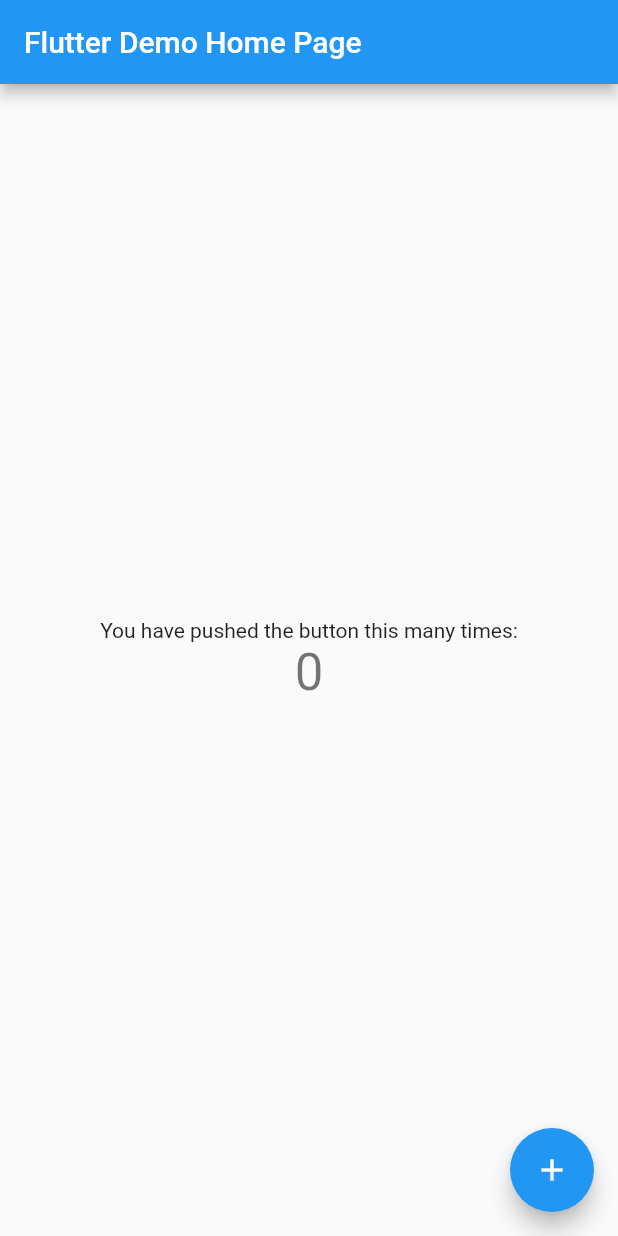
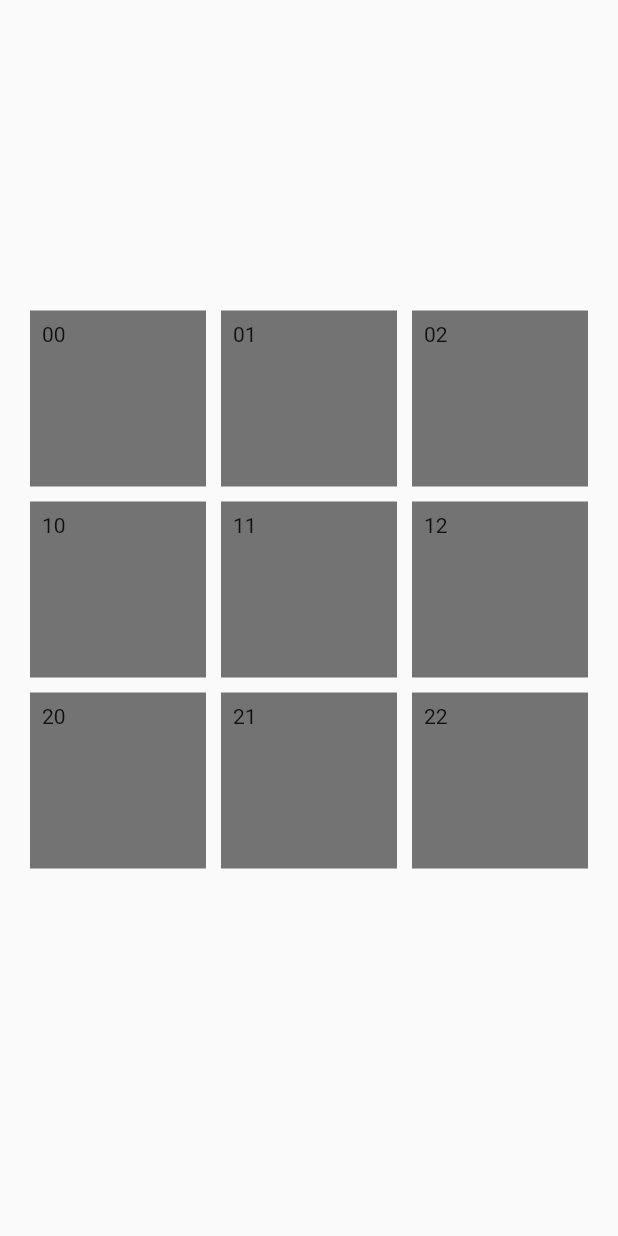
Before and after one commit to KOOKIIEStudios/noughts_and_crosses, a Flutter app: the screen it shows after launch, on a phone screen of 412 x 824 dp. Run offline on Flutter 3.47's test engine with Material 2 defaults, Android fonts, the light colour scheme and no system bars; our stand-ins replace logger.

Commit message:
FEAT: Initialise placeholder GUI

```diff
--- /dev/null
+++ b/noughts_and_crosses/lib/app.dart
@@ -0,0 +1,36 @@
+// App: the main structure that encloses everything.
+// Standard libraries
+import 'package:flutter/material.dart';
+// External Libraries
+import 'package:logger/logger.dart';
+// Internal
+import 'screens/home.dart';
+
+var logger = Logger(
+    printer: PrettyPrinter()
+);
+
+class App extends StatelessWidget{
+  @override
+  Widget build(BuildContext context) {
+    logger.i("Now fetching the home screen...");
+    // Placing this high up to allow addition of status bars
+    // and other features in the future
+    return MaterialApp(
+      title: 'Flutter Demo',
+      theme: ThemeData(
+        // This is the theme of your application.
+        //
+        // Try running your application with "flutter run". You'll see the
+        // application has a blue toolbar. Then, without quitting the app, try
+        // changing the primarySwatch below to Colors.green and then invoke
+        // "hot reload" (press "r" in the console where you ran "flutter run",
+        // or simply save your changes to "hot reload" in a Flutter IDE).
+        // Notice that the counter didn't reset back to zero; the application
+        // is not restarted.
+        primarySwatch: Colors.blue,
+      ),
+      home: Home(),
+    );
+  }
+}
--- a/noughts_and_crosses/lib/main.dart
+++ b/noughts_and_crosses/lib/main.dart
@@ -1,113 +1,4 @@
 import 'package:flutter/material.dart';
+import 'app.dart';
 
-void main() {
-  runApp(MyApp());
-}
-
-class MyApp extends StatelessWidget {
-  // This widget is the root of your application.
-  @override
-  Widget build(BuildContext context) {
-    return MaterialApp(
-      title: 'Flutter Demo',
-      theme: ThemeData(
-        // This is the theme of your application.
-        //
-        // Try running your application with "flutter run". You'll see the
-        // application has a blue toolbar. Then, without quitting the app, try
-        // changing the primarySwatch below to Colors.green and then invoke
-        // "hot reload" (press "r" in the console where you ran "flutter run",
-        // or simply save your changes to "hot reload" in a Flutter IDE).
-        // Notice that the counter didn't reset back to zero; the application
-        // is not restarted.
-        primarySwatch: Colors.blue,
-      ),
-      home: MyHomePage(title: 'Flutter Demo Home Page'),
-    );
-  }
-}
-
-class MyHomePage extends StatefulWidget {
-  MyHomePage({Key key, this.title}) : super(key: key);
-
-  // This widget is the home page of your application. It is stateful, meaning
-  // that it has a State object (defined below) that contains fields that affect
-  // how it looks.
-
-  // This class is the configuration for the state. It holds the values (in this
-  // case the title) provided by the parent (in this case the App widget) and
-  // used by the build method of the State. Fields in a Widget subclass are
-  // always marked "final".
-
-  final String title;
-
-  @override
-  _MyHomePageState createState() => _MyHomePageState();
-}
-
-class _MyHomePageState extends State<MyHomePage> {
-  int _counter = 0;
-
-  void _incrementCounter() {
-    setState(() {
-      // This call to setState tells the Flutter framework that something has
-      // changed in this State, which causes it to rerun the build method below
-      // so that the display can reflect the updated values. If we changed
-      // _counter without calling setState(), then the build method would not be
-      // called again, and so nothing would appear to happen.
-      _counter++;
-    });
-  }
-
-  @override
-  Widget build(BuildContext context) {
-    // This method is rerun every time setState is called, for instance as done
-    // by the _incrementCounter method above.
-    //
-    // The Flutter framework has been optimized to make rerunning build methods
-    // fast, so that you can just rebuild anything that needs updating rather
-    // than having to individually change instances of widgets.
-    return Scaffold(
-      appBar: AppBar(
-        // Here we take the value from the MyHomePage object that was created by
-        // the App.build method, and use it to set our appbar title.
-        title: Text(widget.title),
-      ),
-      body: Center(
-        // Center is a layout widget. It takes a single child and positions it
-        // in the middle of the parent.
-        child: Column(
-          // Column is also a layout widget. It takes a list of children and
-          // arranges them vertically. By default, it sizes itself to fit its
-          // children horizontally, and tries to be as tall as its parent.
-          //
-          // Invoke "debug painting" (press "p" in the console, choose the
-          // "Toggle Debug Paint" action from the Flutter Inspector in Android
-          // Studio, or the "Toggle Debug Paint" command in Visual Studio Code)
-          // to see the wireframe for each widget.
-          //
-          // Column has various properties to control how it sizes itself and
-          // how it positions its children. Here we use mainAxisAlignment to
-          // center the children vertically; the main axis here is the vertical
-          // axis because Columns are vertical (the cross axis would be
-          // horizontal).
-          mainAxisAlignment: MainAxisAlignment.center,
-          children: <Widget>[
-            Text(
-              'You have pushed the button this many times:',
-            ),
-            Text(
-              '$_counter',
-              style: Theme.of(context).textTheme.headline4,
-            ),
-          ],
-        ),
-      ),
-      floatingActionButton: FloatingActionButton(
-        onPressed: _incrementCounter,
-        tooltip: 'Increment',
-        child: Icon(Icons.add),
-      ), // This trailing comma makes auto-formatting nicer for build methods.
-    );
-  }
-}
+void main() => runApp(App());
--- /dev/null
+++ b/noughts_and_crosses/lib/screens/constants.dart
@@ -0,0 +1,15 @@
+// Consolidate constants for ease of reference
+import 'package:flutter/material.dart';
+
+// Tic-tac-toe grid dimensions
+const gridOuterConstraints = BoxConstraints(
+  minWidth: 300,
+  minHeight: 300,
+  maxWidth: 450,
+  maxHeight: 450,
+);  // grid size's constraints
+const outerPadding = EdgeInsets.all(20);  // Grid's outer padding
+const double lineWidth = 10;  // Grid lines
+const int cellsPerGrid = 3;  // fixed - tic-tac-toe grid is 3x3
+const innerPadding = EdgeInsets.all(8);  // Grid cell's inner padding
+const double cellSize = 100;
--- /dev/null
+++ b/noughts_and_crosses/lib/screens/home.dart
@@ -0,0 +1,96 @@
+// Home: Main (and only) window.
+// Standard libraries
+import 'package:flutter/material.dart';
+// External Libraries
+import 'package:logger/logger.dart';
+// Internal
+import 'constants.dart';
+
+var logger = Logger(
+    printer: PrettyPrinter()
+);
+
+class Home extends StatelessWidget{
+  @override
+  Widget build(BuildContext context) {
+    logger.d("Start building Home");
+    return Scaffold(
+      body: Center(
+        child: ConstrainedBox(
+          constraints: gridOuterConstraints,
+          child: GridView.count(
+            padding: outerPadding,
+            crossAxisSpacing: lineWidth,
+            mainAxisSpacing: lineWidth,
+            crossAxisCount: cellsPerGrid,
+            children: <Widget>[
+              Container(
+                padding: innerPadding,
+                width: cellSize,
+                height: cellSize,
+                child: Text("00"),
+                color: Colors.black54,
+              ),
+              Container(
+                padding: innerPadding,
+                width: cellSize,
+                height: cellSize,
+                child: Text("01"),
+                color: Colors.black54,
+              ),
+              Container(
+                padding: innerPadding,
+                width: cellSize,
+                height: cellSize,
+                child: Text("02"),
+                color: Colors.black54,
+              ),
+              Container(
+                padding: innerPadding,
+                width: cellSize,
+                height: cellSize,
+                child: Text("10"),
+                color: Colors.black54,
+              ),
+              Container(
+                padding: innerPadding,
+                width: cellSize,
+                height: cellSize,
+                child: Text("11"),
+                color: Colors.black54,
+              ),
+              Container(
+                padding: innerPadding,
+                width: cellSize,
+                height: cellSize,
+                child: Text("12"),
+                color: Colors.black54,
+              ),
+              Container(
+                padding: innerPadding,
+                width: cellSize,
+                height: cellSize,
+                child: Text("20"),
+                color: Colors.black54,
+              ),
+              Container(
+                padding: innerPadding,
+                width: cellSize,
+                height: cellSize,
+                child: Text("21"),
+                color: Colors.black54,
+              ),
+              Container(
+                padding: innerPadding,
+                width: cellSize,
+                height: cellSize,
+                child: Text("22"),
+                color: Colors.black54,
+              ),
+            ],
+          ),
+        ),
+      )
+    );
+  }
+}
--- a/noughts_and_crosses/pubspec.yaml
+++ b/noughts_and_crosses/pubspec.yaml
@@ -23,6 +23,9 @@
 dependencies:
   flutter:
     sdk: flutter
+  # window_utils: any
+  # windows utils still affected by cross-linking bug: https://github.com/flutter/flutter/issues/66224
+  logger: ^0.9.4
 
 
   # The following adds the Cupertino Icons font to your application.
```
